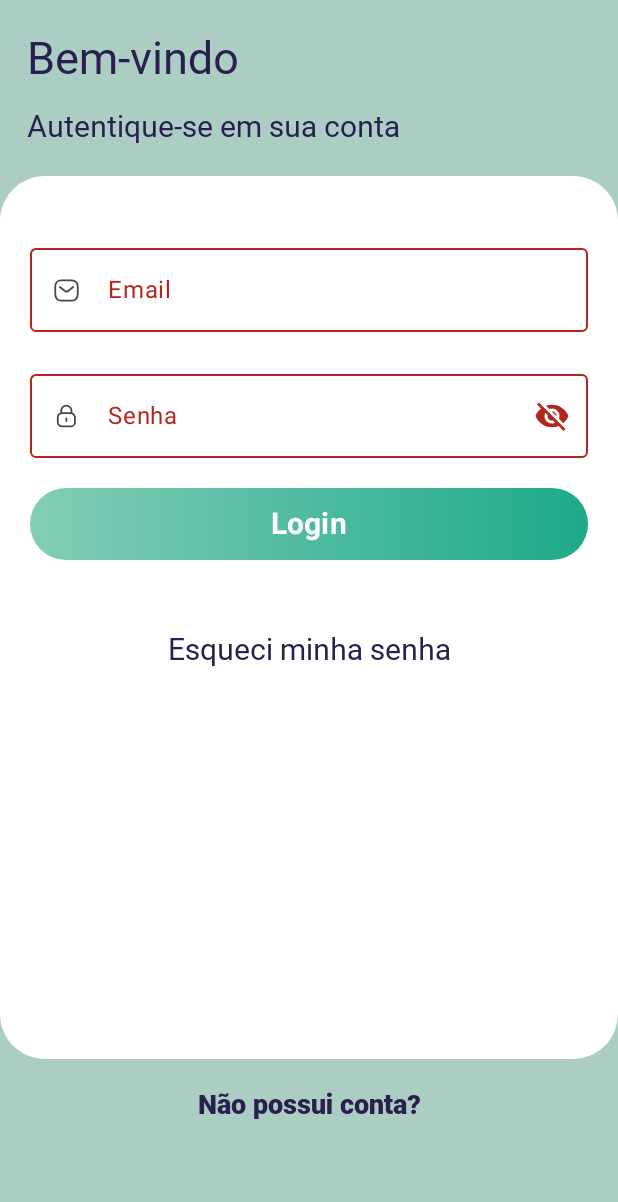
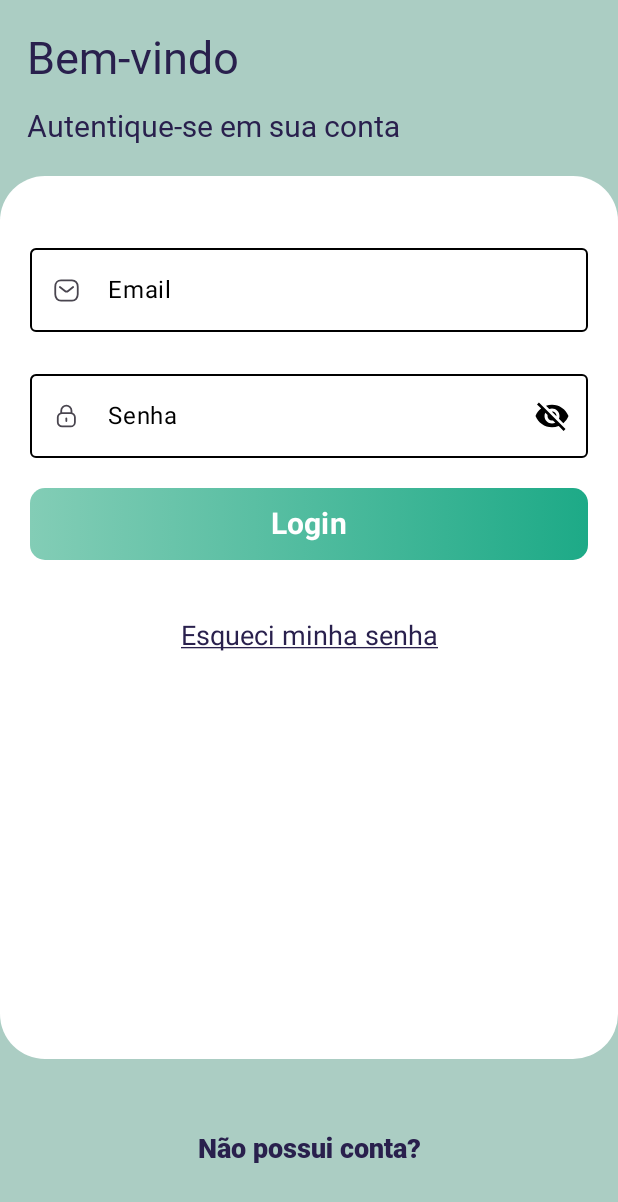
Before and after one commit to AleeasApp22/Controlededespesas, an Android app built with Jetpack Compose: the ControleApp screen opened through its navigation route, on a phone screen of 412 x 824 dp. Shown: the top 1202 px of the screen. Run offline under Robolectric (Android 15) with nearby library versions, the phone set to English and light mode, and no system bars; libraries missing offline, so code that uses them is left out: com.nativemobilebits.loginflow; 2 statements that could not run were skipped.

Commit message:
Ajustes na LoginScreen e AppComponents de formtação dos campos: email, senha, botão "login", chamada do esqueci minha senha e não possui conta

```diff
--- a/app/src/main/java/com/imbres/controlededespesas/components/AppComponents.kt
+++ b/app/src/main/java/com/imbres/controlededespesas/components/AppComponents.kt
@@ -1,12 +1,13 @@
 package com.imbres.controlededespesas.components
 
+import android.provider.CalendarContract.Colors
 import androidx.compose.foundation.background
 import androidx.compose.foundation.layout.Box
 import androidx.compose.foundation.layout.PaddingValues
-import androidx.compose.foundation.layout.R
 import androidx.compose.foundation.layout.fillMaxWidth
 import androidx.compose.foundation.layout.heightIn
 import androidx.compose.foundation.layout.padding
+import androidx.compose.foundation.shape.RoundedCornerShape
 import androidx.compose.foundation.text.KeyboardActions
 import androidx.compose.foundation.text.KeyboardOptions
 import androidx.compose.material.icons.Icons
@@ -19,17 +20,12 @@ import androidx.compose.material3.Icon
 import androidx.compose.material3.IconButton
 import androidx.compose.material3.OutlinedTextField
 import androidx.compose.material3.Text
-import androidx.compose.material3.TextField
 import androidx.compose.material3.TextFieldDefaults
 import androidx.compose.runtime.Composable
-import androidx.compose.runtime.getValue
 import androidx.compose.runtime.mutableStateOf
 import androidx.compose.runtime.remember
-import androidx.compose.runtime.saveable.rememberSaveable
-import androidx.compose.runtime.setValue
 import androidx.compose.ui.Alignment
 import androidx.compose.ui.Modifier
-import androidx.compose.ui.draw.clip
 import androidx.compose.ui.graphics.Brush
 import androidx.compose.ui.graphics.Color
 import androidx.compose.ui.graphics.painter.Painter
@@ -43,16 +39,21 @@ import androidx.compose.ui.text.input.KeyboardType
 import androidx.compose.ui.text.input.PasswordVisualTransformation
 import androidx.compose.ui.text.input.VisualTransformation
 import androidx.compose.ui.text.style.TextAlign
+import androidx.compose.ui.text.style.TextDecoration
 import androidx.compose.ui.unit.dp
 import androidx.compose.ui.unit.sp
-import com.imbres.controlededespesas.ui.theme.BgColor
 import com.imbres.controlededespesas.ui.theme.Primary
 import com.imbres.controlededespesas.ui.theme.Secondary
-import com.imbres.controlededespesas.ui.theme.greenFin
+import com.imbres.controlededespesas.ui.theme.TextColor
 import com.imbres.controlededespesas.ui.theme.robotoFontFamily
 
 @Composable
-fun NormalTitleTextComponent(valueText: String, valueSize: Int, valueTextColor: Color, alignText : String){
+fun NormalTitleTextComponent(
+    valueText: String,
+    valueSize: Int,
+    valueTextColor: Color,
+    alignText: String
+) {
     Text(
         text = valueText,
         modifier = Modifier
@@ -70,7 +71,7 @@ fun NormalTitleTextComponent(valueText: String, valueSize: Int, valueTextColor:
 }
 
 @Composable
-fun BlackNormalTextComponent(valueText: String, valueSize: Int, valueTextColor: Color){
+fun BlackNormalTextComponent(valueText: String, valueSize: Int, valueTextColor: Color) {
     Text(
         text = valueText,
         modifier = Modifier
@@ -88,7 +89,7 @@ fun BlackNormalTextComponent(valueText: String, valueSize: Int, valueTextColor:
 }
 
 @Composable
-fun NormalTextComponent(value: String, size: Int, valueTextColor: Color){
+fun NormalTextComponent(value: String, size: Int, valueTextColor: Color) {
     Text(
         text = value,
         modifier = Modifier
@@ -107,11 +108,12 @@ fun NormalTextComponent(value: String, size: Int, valueTextColor: Color){
 
 @OptIn(ExperimentalMaterial3Api::class)
 @Composable
-fun MyTextFieldComponent(labelValue: String,
+fun MyTextFieldComponent(
+    labelValue: String,
     painterResource: Painter,
     onTextChanged: (String) -> Unit,
     errorStatus: Boolean = false
-){
+) {
     val localFocusManager = LocalFocusManager.current
 
     val textValue = remember {
@@ -122,9 +124,13 @@ fun MyTextFieldComponent(labelValue: String,
         modifier = Modifier.fillMaxWidth(),
         label = { Text(text = labelValue) },
         colors = TextFieldDefaults.outlinedTextFieldColors(
-            focusedBorderColor = Primary,
-            focusedLabelColor = Primary,
-            cursorColor = Primary,
+
+            focusedBorderColor = Color.Black,
+            focusedLabelColor = Color.Black,
+            cursorColor = Color.Black,
+            errorCursorColor = Color.Black,
+            errorBorderColor = Color.Black,
+            errorLabelColor = Color.Black,
             //backgroundColor = BgColor
         ),
         singleLine = true,
@@ -144,11 +150,12 @@ fun MyTextFieldComponent(labelValue: String,
 
 @OptIn(ExperimentalMaterial3Api::class)
 @Composable
-fun PasswordTextFieldComponent(labelValue: String,
+fun PasswordTextFieldComponent(
+    labelValue: String,
     painterResource: Painter,
     onTextSelected: (String) -> Unit,
     errorStatus: Boolean = false
-){
+) {
     val localFocusManager = LocalFocusManager.current
 
     val password = remember {
@@ -165,9 +172,13 @@ fun PasswordTextFieldComponent(labelValue: String,
         //.clip(componentShapes.small),
         label = { Text(text = labelValue) },
         colors = TextFieldDefaults.outlinedTextFieldColors(
-            focusedBorderColor = Primary,
-            focusedLabelColor = Primary,
-            cursorColor = Primary,
+            focusedBorderColor = Color.Black,
+            focusedLabelColor = Color.Black,
+            cursorColor = Color.Black,
+            errorCursorColor = Color.Black,
+            errorBorderColor = Color.Black,
+            errorLabelColor = Color.Black,
+            errorPlaceholderColor = Color.Blue,
             //backgroundColor = BgColor
         ),
         keyboardOptions = KeyboardOptions(
@@ -203,7 +214,7 @@ fun PasswordTextFieldComponent(labelValue: String,
             }
 
             IconButton(onClick = { passwordVisible.value = !passwordVisible.value }) {
-                Icon(imageVector = iconImage, contentDescription = description)
+                Icon(imageVector = iconImage, contentDescription = description, tint = Color.Black)
             }
 
         },
@@ -212,13 +223,30 @@ fun PasswordTextFieldComponent(labelValue: String,
     )
 }
 
+@Composable
+fun UnderLinedTextComponent(valueText: String) {
+    Text(
+        text = valueText,
+        modifier = Modifier
+            .fillMaxWidth()
+            .heightIn(min = 40.dp),
+        style = TextStyle(
+            fontSize = 18.sp,
+            fontWeight = FontWeight.Normal,
+            fontStyle = FontStyle.Normal
+        ), color = TextColor,
+        textAlign = TextAlign.Center,
+        textDecoration = TextDecoration.Underline
+    )
+
+}
 
 @Composable
 fun MyTextFieldComponent2(
     labelValue: String, painterResource: Painter,
     onTextChanged: (String) -> Unit,
     errorStatus: Boolean = false
-){
+) {
     val textValue = remember {
         mutableStateOf("")
     }
@@ -249,26 +277,32 @@ fun MyTextFieldComponent2(
         isError = !errorStatus
     )
 }
+
 @Composable
-fun ButtonComponent(value: String, onButtonClicked: () -> Unit, isEnabled: Boolean = false){
+fun ButtonComponent(value: String, onButtonClicked: () -> Unit, isEnabled: Boolean = false) {
     Button(
         modifier = Modifier
             .fillMaxWidth()
             .heightIn(48.dp),
+        shape = RoundedCornerShape(10.dp),
         onClick = { onButtonClicked.invoke() },
         contentPadding = PaddingValues(),
         colors = ButtonDefaults.buttonColors(Color.Transparent),
     ) {
-        Box(modifier = Modifier
+        Box(
+            modifier = Modifier
                 .fillMaxWidth()
                 .heightIn(48.dp)
                 .background(
                     brush = Brush.horizontalGradient(listOf(Secondary, Primary))
                 ),
-            contentAlignment = Alignment.Center){
-            Text(text = value,
+            contentAlignment = Alignment.Center
+        ) {
+            Text(
+                text = value,
                 fontSize = 20.sp,
-                fontWeight = FontWeight.Bold)
+                fontWeight = FontWeight.Bold
+            )
         }
     }
 }
--- a/app/src/main/java/com/imbres/controlededespesas/screeens/LoginScreen.kt
+++ b/app/src/main/java/com/imbres/controlededespesas/screeens/LoginScreen.kt
@@ -28,6 +28,7 @@ import com.imbres.controlededespesas.components.ButtonComponent
 import com.imbres.controlededespesas.components.MyTextFieldComponent
 import com.imbres.controlededespesas.components.NormalTitleTextComponent
 import com.imbres.controlededespesas.components.PasswordTextFieldComponent
+import com.imbres.controlededespesas.components.UnderLinedTextComponent
 import com.imbres.controlededespesas.data.LoginViewModel
 import com.imbres.controlededespesas.ui.theme.TextColor
 import com.imbres.controlededespesas.ui.theme.greenFinLight
@@ -125,12 +126,8 @@ fun LoginScreen(loginViewModel: LoginViewModel = viewModel()){
 
                     Spacer(modifier = Modifier.height(40.dp))
 
-                    NormalTitleTextComponent(
-                        valueText = stringResource(id = R.string.change_password),
-                        valueSize = 20,
-                        valueTextColor = TextColor,
-                        alignText = "Center"
-                    )
+                    UnderLinedTextComponent(valueText = stringResource(id = R.string.change_password))
+
                 }
             }
         }
@@ -141,7 +138,8 @@ fun LoginScreen(loginViewModel: LoginViewModel = viewModel()){
             color = greenFinLight
         ){
             Column (
-                modifier = Modifier.padding(start = 20.dp, top = 20.dp, end = 20.dp)
+                modifier = Modifier.padding(start = 20.dp, top = 20.dp, end = 20.dp),
+                verticalArrangement = Arrangement.Center
             ) {
                 BlackNormalTextComponent(
                     valueText = stringResource(id = R.string.sign_up_account),
```
Lines whose indentation alone changed are shown as unchanged.
